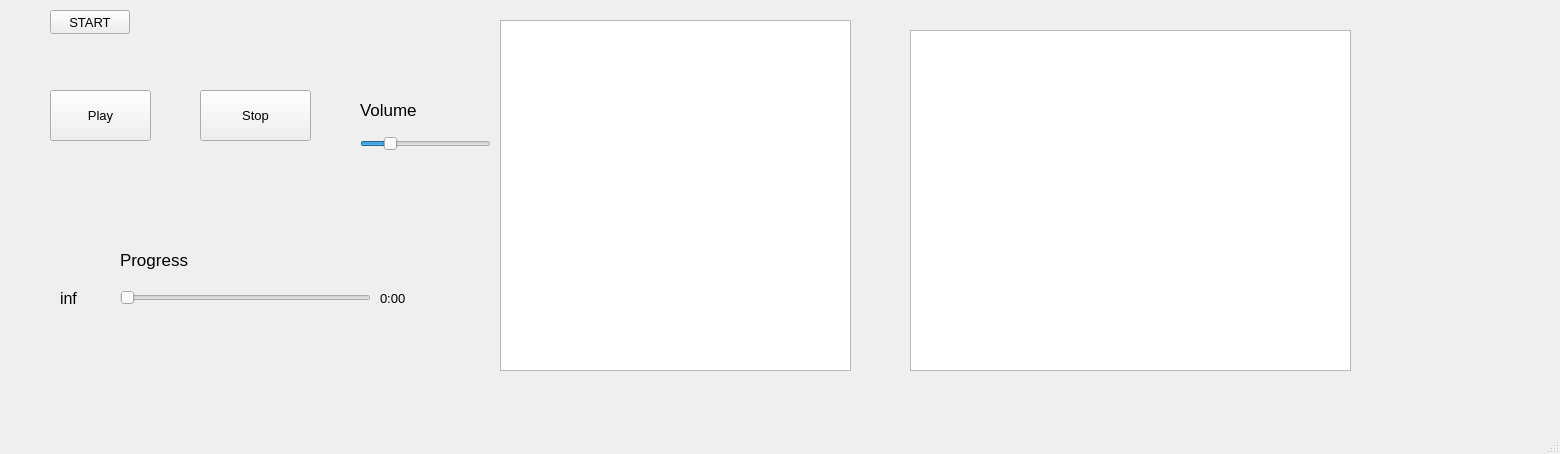
Qt form music_player/music_player.ui (yoorgoo/Metro_Music) before a commit.
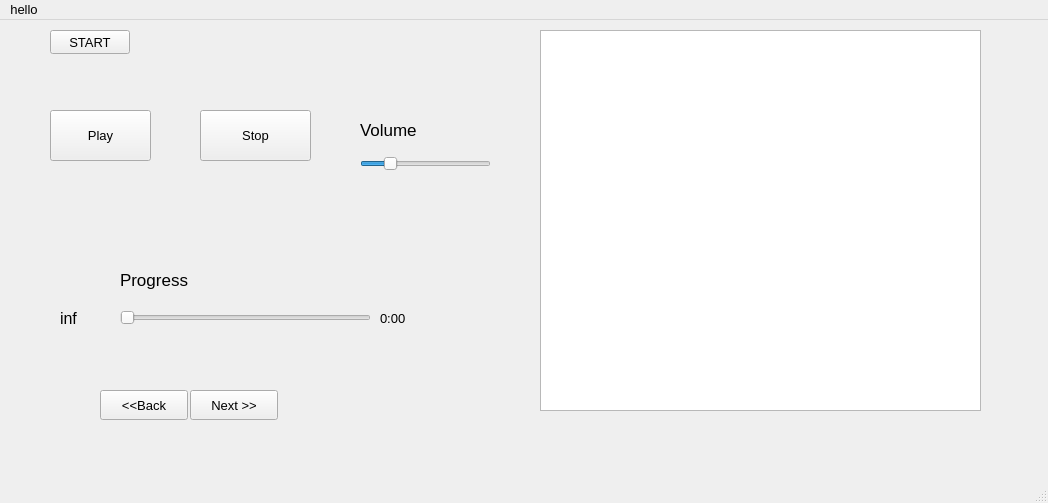
The same form after that commit.

Commit message: add the next button functionality with saftey check and wrapping, also created a qDir that will be global to all functions, to easily get access to it, need to clean up some qDebug() statements and add more comments

What changed in the file:
```diff
--- a/music_player/music_player.ui
+++ b/music_player/music_player.ui
@@ -6,8 +6,8 @@
    <rect>
     <x>0</x>
     <y>0</y>
-    <width>1560</width>
-    <height>454</height>
+    <width>1048</width>
+    <height>503</height>
    </rect>
   </property>
   <property name="font">
@@ -157,36 +157,58 @@
      <string>START</string>
     </property>
    </widget>
-   <widget class="QListWidget" name="songList">
+   <widget class="QListView" name="songList">
     <property name="geometry">
      <rect>
-      <x>500</x>
-      <y>20</y>
-      <width>351</width>
-      <height>351</height>
-     </rect>
-    </property>
-   </widget>
-   <widget class="QListView" name="listView">
-    <property name="geometry">
-     <rect>
-      <x>910</x>
-      <y>30</y>
+      <x>540</x>
+      <y>10</y>
       <width>441</width>
-      <height>341</height>
+      <height>381</height>
      </rect>
     </property>
    </widget>
+   <widget class="QPushButton" name="pushButton">
+    <property name="geometry">
+     <rect>
+      <x>100</x>
+      <y>370</y>
+      <width>88</width>
+      <height>30</height>
+     </rect>
+    </property>
+    <property name="text">
+     <string>&lt;&lt;Back</string>
+    </property>
+   </widget>
+   <widget class="QPushButton" name="nextSong">
+    <property name="geometry">
+     <rect>
+      <x>190</x>
+      <y>370</y>
+      <width>88</width>
+      <height>30</height>
+     </rect>
+    </property>
+    <property name="text">
+     <string>Next &gt;&gt;</string>
+    </property>
+   </widget>
   </widget>
   <widget class="QMenuBar" name="menubar">
    <property name="geometry">
     <rect>
      <x>0</x>
      <y>0</y>
-     <width>1560</width>
+     <width>1048</width>
      <height>23</height>
     </rect>
    </property>
+   <widget class="QMenu" name="menuhello">
+    <property name="title">
+     <string>hello</string>
+    </property>
+   </widget>
+   <addaction name="menuhello"/>
   </widget>
   <widget class="QStatusBar" name="statusbar"/>
  </widget>
```
The commit also changes 3 other files.
